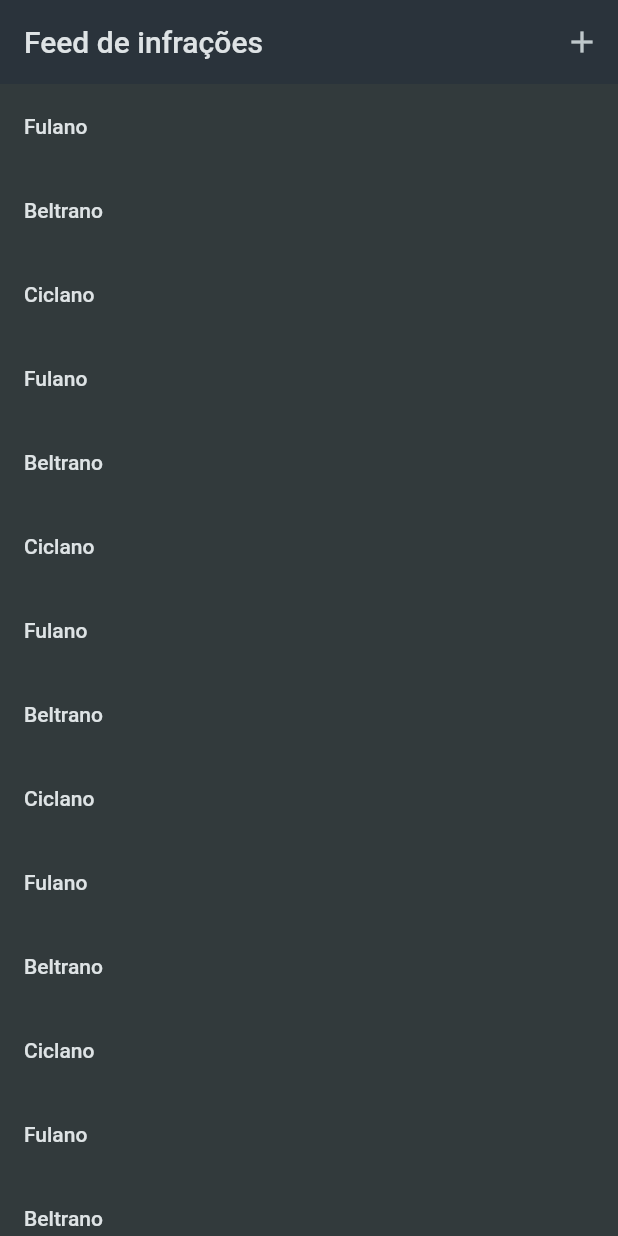
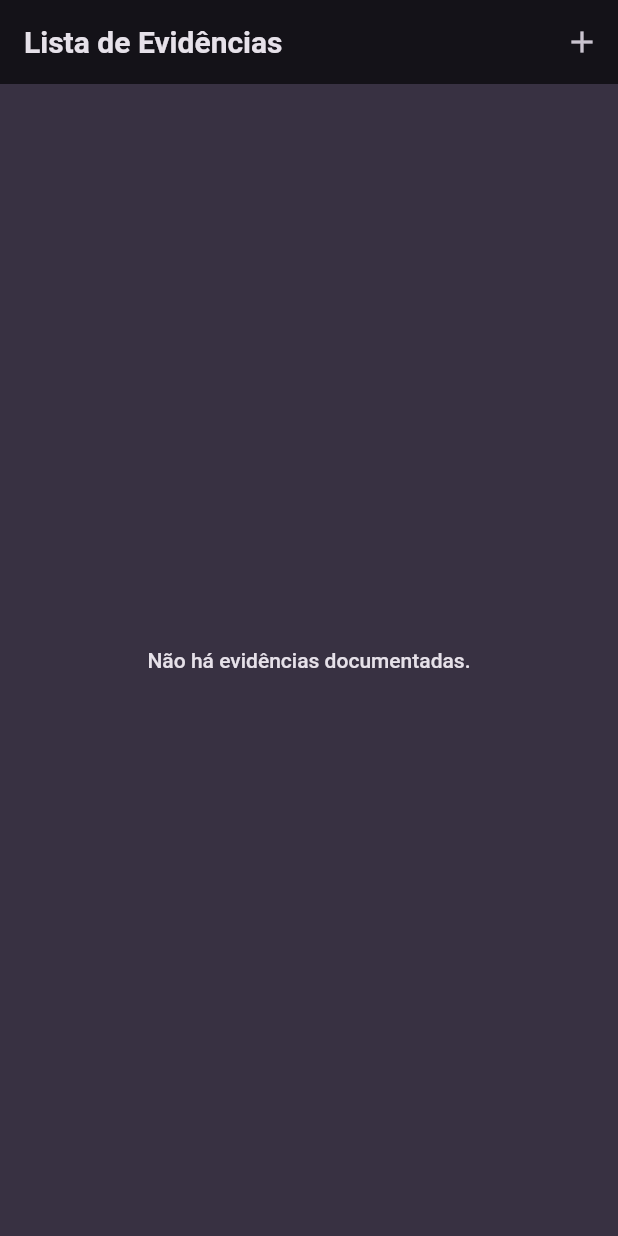
Before and after one commit to ArthurCorbellini/traffic_inspector, a Flutter app: the screen it shows after launch, on a phone screen of 412 x 824 dp. Run offline on Flutter 3.47's test engine with Material 2 defaults, Android fonts, the phone set to English and light mode, and no system bars; our stand-ins replace flutter_riverpod, google_fonts.

Commit message:
base para as telas de evidências

```diff
--- a/lib/data/dummy_evidences.dart
+++ b/lib/data/dummy_evidences.dart
@@ -1,64 +1,13 @@
 import 'package:traffic_inspector/models/evidence.dart';
 
 final evidences = [
-  const Evidence(
-      id: 0,
-      author: 'Fulano',
-      description: 'jufnads fnadsh fnaosdf nasidu nfiuasdsfsd'),
-  const Evidence(
-      id: 1,
-      author: 'Beltrano',
-      description: 'jufnads fnadsh fnaosdf nasidu nfiuasdsfsd'),
-  const Evidence(
-      id: 2,
-      author: 'Ciclano',
-      description: 'jufnads fnadsh fnaosdf nasidu nfiuasdsfsd'),
-  const Evidence(
-      id: 3,
-      author: 'Fulano',
-      description: 'jufnads fnadsh fnaosdf nasidu nfiuasdsfsd'),
-  const Evidence(
-      id: 4,
-      author: 'Beltrano',
-      description: 'jufnads fnadsh fnaosdf nasidu nfiuasdsfsd'),
-  const Evidence(
-      id: 5,
-      author: 'Ciclano',
-      description: 'jufnads fnadsh fnaosdf nasidu nfiuasdsfsd'),
-  const Evidence(
-      id: 6,
-      author: 'Fulano',
-      description: 'jufnads fnadsh fnaosdf nasidu nfiuasdsfsd'),
-  const Evidence(
-      id: 7,
-      author: 'Beltrano',
-      description: 'jufnads fnadsh fnaosdf nasidu nfiuasdsfsd'),
-  const Evidence(
-      id: 8,
-      author: 'Ciclano',
-      description: 'jufnads fnadsh fnaosdf nasidu nfiuasdsfsd'),
-  const Evidence(
-      id: 9,
-      author: 'Fulano',
-      description: 'jufnads fnadsh fnaosdf nasidu nfiuasdsfsd'),
-  const Evidence(
-      id: 10,
-      author: 'Beltrano',
-      description: 'jufnads fnadsh fnaosdf nasidu nfiuasdsfsd'),
-  const Evidence(
-      id: 11,
-      author: 'Ciclano',
-      description: 'jufnads fnadsh fnaosdf nasidu nfiuasdsfsd'),
-  const Evidence(
-      id: 12,
-      author: 'Fulano',
-      description: 'jufnads fnadsh fnaosdf nasidu nfiuasdsfsd'),
-  const Evidence(
-      id: 13,
-      author: 'Beltrano',
-      description: 'jufnads fnadsh fnaosdf nasidu nfiuasdsfsd'),
-  const Evidence(
-      id: 14,
-      author: 'Ciclano',
-      description: 'jufnads fnadsh fnaosdf nasidu nfiuasdsfsd'),
+  Evidence(
+    title: 'Fulano',
+  ),
+  Evidence(
+    title: 'Beltrano',
+  ),
+  Evidence(
+    title: 'Ciclano',
+  ),
 ];
--- a/lib/main.dart
+++ b/lib/main.dart
@@ -1,8 +1,36 @@
 import 'package:flutter/material.dart';
-import 'package:traffic_inspector/widgets/post_list.dart';
+import 'package:google_fonts/google_fonts.dart';
+import 'package:flutter_riverpod/flutter_riverpod.dart';
+
+import 'package:traffic_inspector/screens/evidences_list_screen.dart';
+
+final colorScheme = ColorScheme.fromSeed(
+  brightness: Brightness.dark,
+  seedColor: const Color.fromARGB(255, 102, 6, 247),
+  background: const Color.fromARGB(255, 56, 49, 66),
+);
+
+final theme = ThemeData().copyWith(
+  useMaterial3: true,
+  scaffoldBackgroundColor: colorScheme.background,
+  colorScheme: colorScheme,
+  textTheme: GoogleFonts.ubuntuCondensedTextTheme().copyWith(
+    titleSmall: GoogleFonts.ubuntuCondensed(
+      fontWeight: FontWeight.bold,
+    ),
+    titleMedium: GoogleFonts.ubuntuCondensed(
+      fontWeight: FontWeight.bold,
+    ),
+    titleLarge: GoogleFonts.ubuntuCondensed(
+      fontWeight: FontWeight.bold,
+    ),
+  ),
+);
 
 void main() {
-  runApp(const MyApp());
+  runApp(
+    const ProviderScope(child: MyApp()),
+  );
 }
 
 class MyApp extends StatelessWidget {
@@ -12,16 +40,8 @@ class MyApp extends StatelessWidget {
   Widget build(BuildContext context) {
     return MaterialApp(
       title: 'Traffic Inspector',
-      theme: ThemeData.dark().copyWith(
-        useMaterial3: true,
-        colorScheme: ColorScheme.fromSeed(
-          seedColor: const Color.fromARGB(255, 147, 229, 250),
-          brightness: Brightness.dark,
-          surface: const Color.fromARGB(255, 42, 51, 59),
-        ),
-        scaffoldBackgroundColor: const Color.fromARGB(255, 50, 58, 60),
-      ),
-      home: const PostList(),
+      theme: theme,
+      home: const EvidencesListScreen(),
     );
   }
 }
--- a/lib/models/evidence.dart
+++ b/lib/models/evidence.dart
@@ -1,11 +1,10 @@
+import 'package:uuid/uuid.dart';
+
+const uuid = Uuid();
+
 class Evidence {
-  const Evidence({
-    required this.id,
-    required this.author,
-    required this.description,
-  });
+  Evidence({required this.title}) : id = uuid.v4();
 
-  final int id;
-  final String author;
-  final String description;
+  final String id;
+  final String title;
 }
--- /dev/null
+++ b/lib/providers/user_evidences_provider.dart
@@ -0,0 +1,17 @@
+import 'package:flutter_riverpod/flutter_riverpod.dart';
+
+import 'package:traffic_inspector/models/evidence.dart';
+
+class UserEvidencesNotifier extends StateNotifier<List<Evidence>> {
+  UserEvidencesNotifier() : super(const []);
+
+  void addEvidence(String title) {
+    final newEvidence = Evidence(title: title);
+    state = [newEvidence, ...state];
+  }
+}
+
+final userEvidencesProvider =
+    StateNotifierProvider<UserEvidencesNotifier, List<Evidence>>(
+  (ref) => UserEvidencesNotifier(),
+);
--- /dev/null
+++ b/lib/screens/evidences_list_screen.dart
@@ -0,0 +1,36 @@
+import 'package:flutter/material.dart';
+import 'package:flutter_riverpod/flutter_riverpod.dart';
+import 'package:traffic_inspector/providers/user_evidences_provider.dart';
+
+import 'package:traffic_inspector/screens/evidences_add_screen.dart';
+import 'package:traffic_inspector/widgets/evidences_list_widget.dart';
+
+class EvidencesListScreen extends ConsumerWidget {
+  const EvidencesListScreen({super.key});
+
+  @override
+  Widget build(BuildContext context, WidgetRef ref) {
+    final userEvidences = ref.watch(userEvidencesProvider);
+
+    return Scaffold(
+      appBar: AppBar(
+        title: const Text('Lista de Evidências'),
+        actions: [
+          IconButton(
+            icon: const Icon(Icons.add),
+            onPressed: () {
+              Navigator.of(context).push(
+                MaterialPageRoute(
+                  builder: (ctx) => const EvidencesAddScreen(),
+                ),
+              );
+            },
+          ),
+        ],
+      ),
+      body: EvidencesListWidget(
+        evidences: userEvidences,
+      ),
+    );
+  }
+}
--- /dev/null
+++ b/lib/widgets/evidences_list_widget.dart
@@ -0,0 +1,46 @@
+import 'package:flutter/material.dart';
+
+import 'package:traffic_inspector/models/evidence.dart';
+import 'package:traffic_inspector/screens/evidences_detail_screen.dart';
+
+class EvidencesListWidget extends StatelessWidget {
+  const EvidencesListWidget({super.key, required this.evidences});
+
+  final List<Evidence> evidences;
+
+  @override
+  Widget build(BuildContext context) {
+    if (evidences.isEmpty) {
+      return Center(
+        child: Text(
+          'Não há evidências documentadas.',
+          style: Theme.of(context)
+              .textTheme
+              .bodyLarge!
+              .copyWith(color: Theme.of(context).colorScheme.onBackground),
+        ),
+      );
+    }
+
+    return ListView.builder(
+      itemCount: evidences.length,
+      itemBuilder: (ctx, index) => ListTile(
+        title: Text(
+          evidences[index].title,
+          style: Theme.of(context)
+              .textTheme
+              .titleMedium!
+              .copyWith(color: Theme.of(context).colorScheme.onBackground),
+        ),
+        onTap: () {
+          Navigator.of(context).push(
+            MaterialPageRoute(
+              builder: (ctx) =>
+                  EvidencesDetailScreen(evidence: evidences[index]),
+            ),
+          );
+        },
+      ),
+    );
+  }
+}
--- a/lib/widgets/post_list.dart
+++ /dev/null
@@ -1,37 +0,0 @@
-import 'package:flutter/material.dart';
-
-import 'package:traffic_inspector/data/dummy_evidences.dart';
-import 'package:traffic_inspector/widgets/new_post.dart';
-
-class PostList extends StatefulWidget {
-  const PostList({super.key});
-
-  @override
-  State<PostList> createState() => _PostListState();
-}
-
-class _PostListState extends State<PostList> {
-  void _addPost() {
-    Navigator.of(context).push(
-      MaterialPageRoute(
-        builder: (ctx) => const NewPost(),
-      ),
-    );
-  }
-
-  @override
-  Widget build(BuildContext context) {
-    return Scaffold(
-      appBar: AppBar(
-        title: const Text('Feed de infrações'),
-        actions: [IconButton(onPressed: _addPost, icon: const Icon(Icons.add))],
-      ),
-      body: ListView.builder(
-        itemCount: evidences.length,
-        itemBuilder: (ctx, idx) => ListTile(
-          title: Text(evidences[idx].author),
-        ),
-      ),
-    );
-  }
-}
--- a/pubspec.yaml
+++ b/pubspec.yaml
@@ -35,6 +35,9 @@ dependencies:
   # The following adds the Cupertino Icons font to your application.
   # Use with the CupertinoIcons class for iOS style icons.
   cupertino_icons: ^1.0.2
+  uuid: ^3.0.7
+  google_fonts: ^4.0.4
+  flutter_riverpod: ^2.3.6
 
 dev_dependencies:
   flutter_test:
```
Also changed, not shown: lib/screens/evidences_add_screen.dart (added, +63 -0 lines), lib/screens/evidences_detail_screen.dart (added, +27 -0 lines), lib/widgets/new_post.dart (deleted, +0 -33 lines), pubspec.lock, 1 other file.
